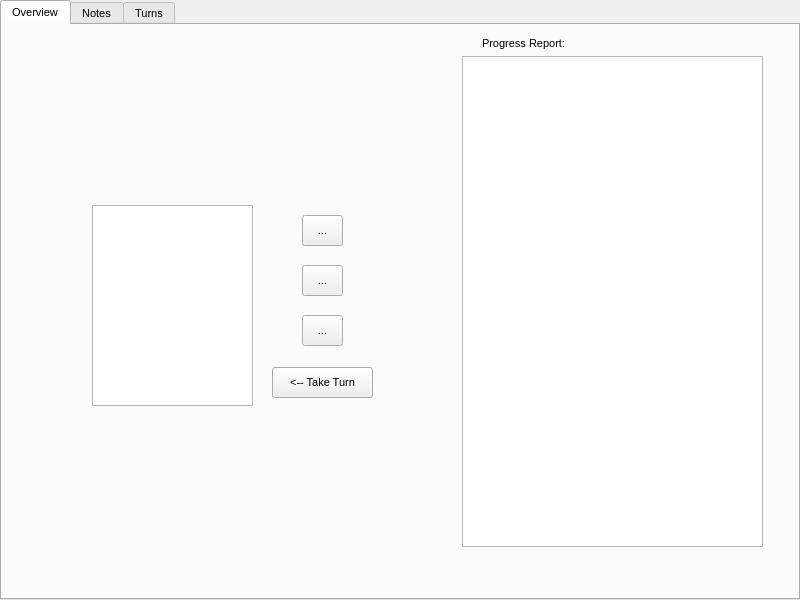
This is Cluedo/Game.ui in Stephen-ODriscoll/Cluedo as Qt 5 draws it before an edit. The edited form follows.
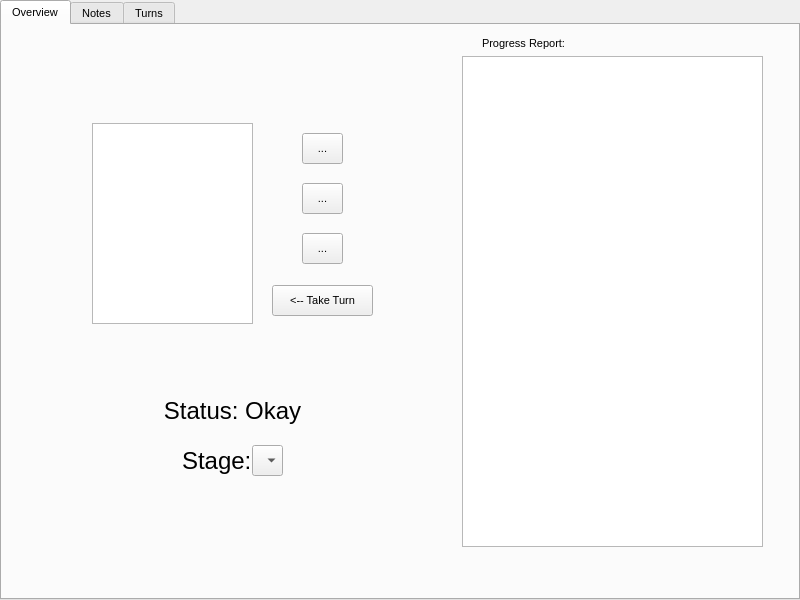
This is the edited form.

Diff of the .ui file:
```diff
--- a/Cluedo/Game.ui
+++ b/Cluedo/Game.ui
@@ -76,7 +76,7 @@
      <property name="geometry">
       <rect>
        <x>90</x>
-       <y>180</y>
+       <y>98</y>
        <width>161</width>
        <height>201</height>
       </rect>
@@ -98,7 +98,7 @@
      <property name="geometry">
       <rect>
        <x>300</x>
-       <y>290</y>
+       <y>208</y>
        <width>41</width>
        <height>31</height>
       </rect>
@@ -111,7 +111,7 @@
      <property name="geometry">
       <rect>
        <x>300</x>
-       <y>240</y>
+       <y>158</y>
        <width>41</width>
        <height>31</height>
       </rect>
@@ -124,7 +124,7 @@
      <property name="geometry">
       <rect>
        <x>300</x>
-       <y>190</y>
+       <y>108</y>
        <width>41</width>
        <height>31</height>
       </rect>
@@ -137,7 +137,7 @@
      <property name="geometry">
       <rect>
        <x>270</x>
-       <y>342</y>
+       <y>260</y>
        <width>101</width>
        <height>31</height>
       </rect>
@@ -146,6 +146,55 @@
       <string>&lt;-- Take Turn</string>
      </property>
     </widget>
+    <widget class="QLabel" name="statusLabel">
+     <property name="geometry">
+      <rect>
+       <x>90</x>
+       <y>370</y>
+       <width>281</width>
+       <height>31</height>
+      </rect>
+     </property>
+     <property name="font">
+      <font>
+       <pointsize>18</pointsize>
+      </font>
+     </property>
+     <property name="text">
+      <string>Status: Okay</string>
+     </property>
+     <property name="alignment">
+      <set>Qt::AlignCenter</set>
+     </property>
+    </widget>
+    <widget class="QLabel" name="stageLabel">
+     <property name="geometry">
+      <rect>
+       <x>180</x>
+       <y>420</y>
+       <width>71</width>
+       <height>31</height>
+      </rect>
+     </property>
+     <property name="font">
+      <font>
+       <pointsize>18</pointsize>
+      </font>
+     </property>
+     <property name="text">
+      <string>Stage:</string>
+     </property>
+    </widget>
+    <widget class="QComboBox" name="stageBox">
+     <property name="geometry">
+      <rect>
+       <x>250</x>
+       <y>420</y>
+       <width>31</width>
+       <height>31</height>
+      </rect>
+     </property>
+    </widget>
    </widget>
    <widget class="QWidget" name="tab_2">
     <attribute name="title">
```
